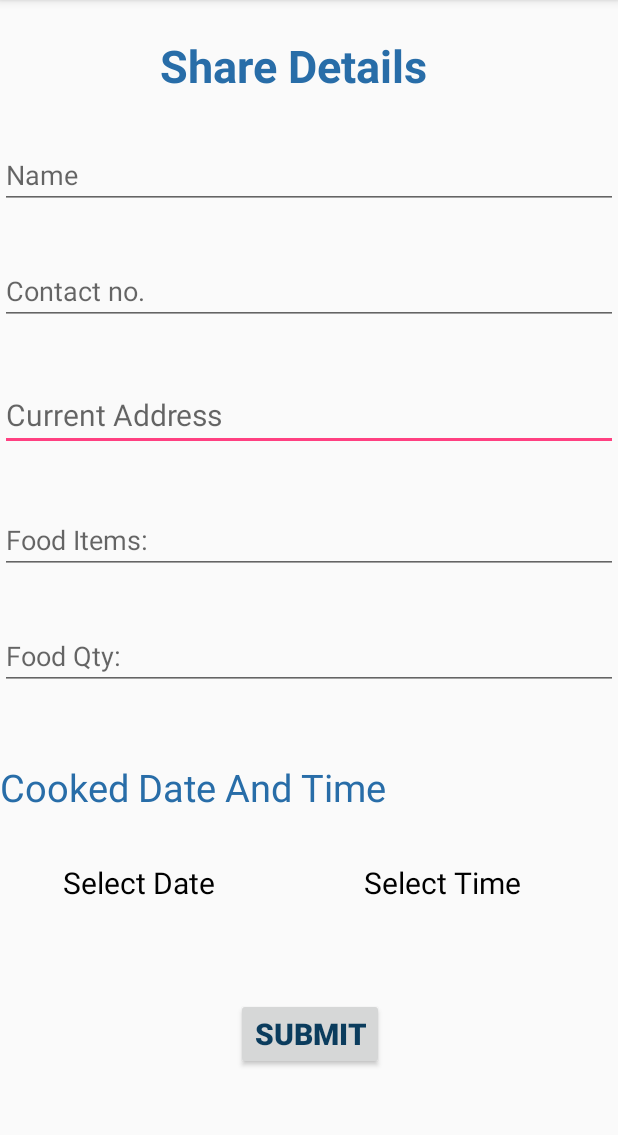
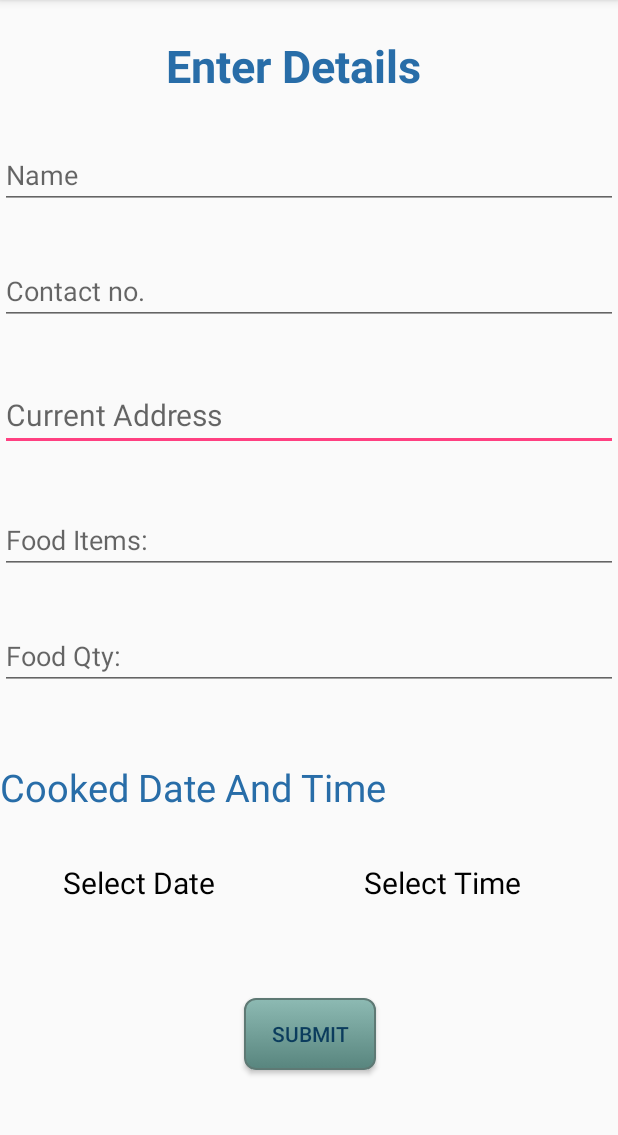
Before and after one commit to guptavijay/Food_Donataion_app, an Android app: the Fourth screen opened directly, with no data from a screen before it, after a tap on "SUBMIT", on a phone screen of 412 x 824 dp, the part 84-1219 px from its top. Run offline under Robolectric (Android 15) with nearby library versions, the phone set to English and light mode, and no system bars.

Commit message:
UI updated

```diff
--- a/app/src/main/java/com/example/shalini/foodsave/Fourth.java
+++ b/app/src/main/java/com/example/shalini/foodsave/Fourth.java
@@ -18,6 +18,8 @@ import android.widget.Toast;
 import java.util.ArrayList;
 import java.util.Calendar;
 
+import static com.example.shalini.foodsave.R.string.contact;
+
 public class Fourth extends AppCompatActivity {
     TextView t1, t3, t4, t5;
     EditText e1, e2, e3, e4, e5;
@@ -34,7 +36,7 @@ public class Fourth extends AppCompatActivity {
         e2 = (EditText) findViewById(R.id.e22);
         e3 = (EditText) findViewById(R.id.e33);
         e4 = (EditText) findViewById(R.id.e44);
-        e5 = (EditText) findViewById(R.id.e55);
+        e5 = (EditText) findViewById(R.id.e55);   //contact no.
         t4 = (TextView) findViewById(R.id.t44);
         b1 = (Button) findViewById(R.id.b11);
         t5 = (TextView) findViewById(R.id.t55);
@@ -78,7 +80,7 @@ public class Fourth extends AppCompatActivity {
             public void onClick(View v) {
                 //
                 final String s1 = e4.getText().toString();
-                final String s2 = e5.getText().toString();
+                final String s2 = e5.getText().toString();   // contact number
                 final String s3 = e1.getText().toString();
                 final String s4 = e2.getText().toString();
                 final String s5 = e3.getText().toString();
@@ -88,7 +90,10 @@ public class Fourth extends AppCompatActivity {
 
 
                     Toast.makeText(Fourth.this, "Please Fill All the Details!!", Toast.LENGTH_SHORT).show();
-                } else {
+                }
+
+
+                 else {
                     Intent i2= new Intent(Fourth.this,Eight.class);
                     ArrayList<String> l2= (ArrayList<String>)getIntent().getSerializableExtra("arr"); // list of contact numbers
                     i2.putExtra("one",s1);
--- a/app/src/main/res/layout/activity_eight.xml
+++ b/app/src/main/res/layout/activity_eight.xml
@@ -152,9 +152,9 @@
         android:layout_marginStart="8dp"
         android:layout_marginTop="8dp"
         android:text="Send SMS"
-        android:textSize="20dp"
-        android:textColor="#ffffff"
-        android:background="#6D7993"
+
+
+        android:background="@drawable/btnshape"
         app:layout_constraintBottom_toBottomOf="parent"
         app:layout_constraintEnd_toEndOf="parent"
         app:layout_constraintHorizontal_bias="0.501"
--- a/app/src/main/res/layout/activity_fourth.xml
+++ b/app/src/main/res/layout/activity_fourth.xml
@@ -11,7 +11,7 @@
         android:id="@+id/t11"
         android:layout_width="wrap_content"
         android:layout_height="wrap_content"
-        android:text="Share Details"
+        android:text="Enter Details"
         android:textSize="30dp"
         android:textColor="#286DA8"
         android:textStyle="bold"
@@ -117,8 +117,7 @@
         android:layout_height="wrap_content"
         android:text="SUBMIT"
         android:textColor="#0B3C5D"
-        android:textSize="20dp"
-        android:textStyle="bold"
+       android:background="@drawable/btnshape"
         app:layout_constraintBottom_toBottomOf="parent"
         app:layout_constraintLeft_toLeftOf="parent"
         app:layout_constraintRight_toRightOf="parent"
--- a/app/src/main/res/values/strings.xml
+++ b/app/src/main/res/values/strings.xml
@@ -4,4 +4,5 @@
     <string name="title_activity_maps">Map</string>
     <string name="open">Open</string>
     <string name="close">Close</string>
+    <string name="contact">Enter valid contact number</string>
 </resources>
```
